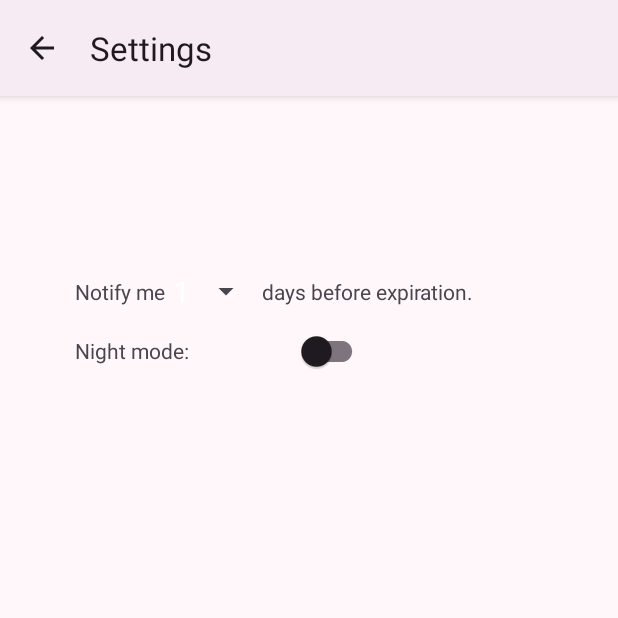
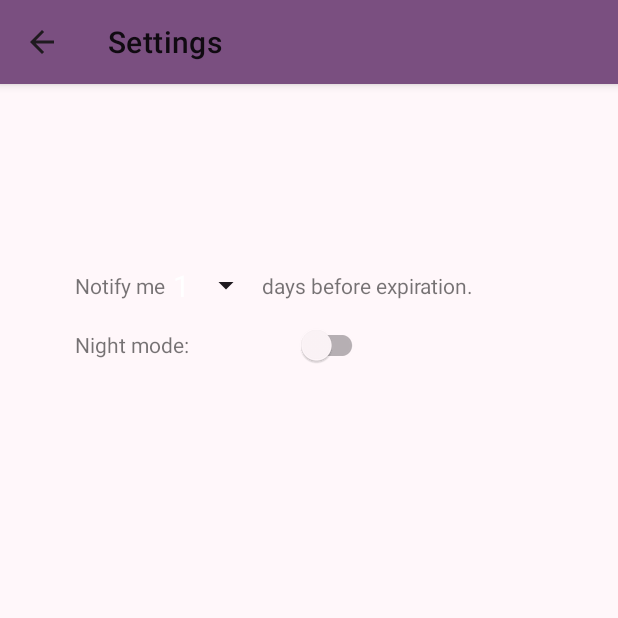
Before and after one commit to faraz19m/AntiGaspi, an Android app built with Jetpack Compose: the SettingsActivity screen opened directly, with no data from a screen before it, on a phone screen of 412 x 824 dp, the top half of it. Run offline under Robolectric (Android 15) with nearby library versions, the phone set to English and light mode, and no system bars.

Commit message:
Changed parent theme. Made icons change color based on dark/light mode.

```diff
--- a/app/src/main/res/values-night/styles.xml
+++ b/app/src/main/res/values-night/styles.xml
@@ -1,5 +1,5 @@
 <resources>
-    <style name="Theme.AntiGaspi" parent="Theme.Material3.DayNight">
+    <style name="Theme.AntiGaspi" parent="Theme.MaterialComponents.DayNight">
         <item name="colorPrimary">@color/md_theme_primary</item>
         <item name="colorOnPrimary">@color/md_theme_onPrimary</item>
         <item name="colorPrimaryContainer">@color/md_theme_primaryContainer</item>
@@ -46,5 +46,8 @@
         <item name="colorSurfaceContainer">@color/md_theme_surfaceContainer</item>
         <item name="colorSurfaceContainerHigh">@color/md_theme_surfaceContainerHigh</item>
         <item name="colorSurfaceContainerHighest">@color/md_theme_surfaceContainerHighest</item>
+        <item name="colorControlNormal">@color/md_theme_onBackground</item>
+        <item name="iconTint">@color/md_theme_onBackground</item>
+        <item name="tint">@color/md_theme_onBackground</item>
     </style>
 </resources>
--- a/app/src/main/res/values/styles.xml
+++ b/app/src/main/res/values/styles.xml
@@ -1,5 +1,5 @@
 <resources>
-    <style name="Theme.AntiGaspi" parent="Theme.Material3.DayNight">
+    <style name="Theme.AntiGaspi" parent="Theme.MaterialComponents.DayNight">
         <item name="colorPrimary">@color/md_theme_primary</item>
         <item name="colorOnPrimary">@color/md_theme_onPrimary</item>
         <item name="colorPrimaryContainer">@color/md_theme_primaryContainer</item>
@@ -46,5 +46,8 @@
         <item name="colorSurfaceContainer">@color/md_theme_surfaceContainer</item>
         <item name="colorSurfaceContainerHigh">@color/md_theme_surfaceContainerHigh</item>
         <item name="colorSurfaceContainerHighest">@color/md_theme_surfaceContainerHighest</item>
+        <item name="colorControlNormal">@color/md_theme_onBackground</item>
+        <item name="iconTint">@color/md_theme_onBackground</item>
+        <item name="tint">@color/md_theme_onBackground</item>
     </style>
 </resources>
```
